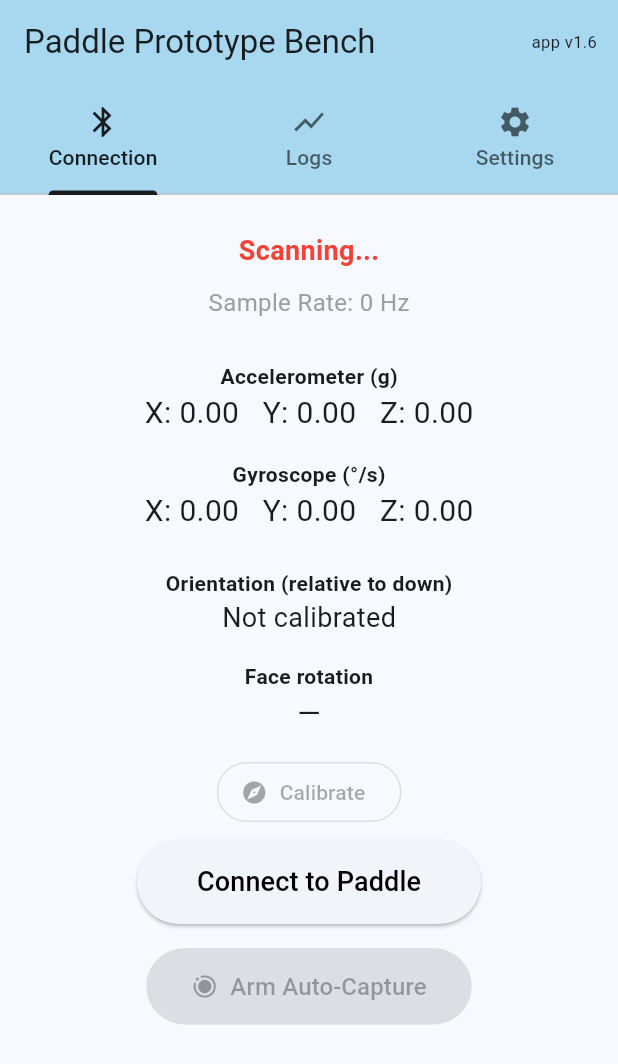
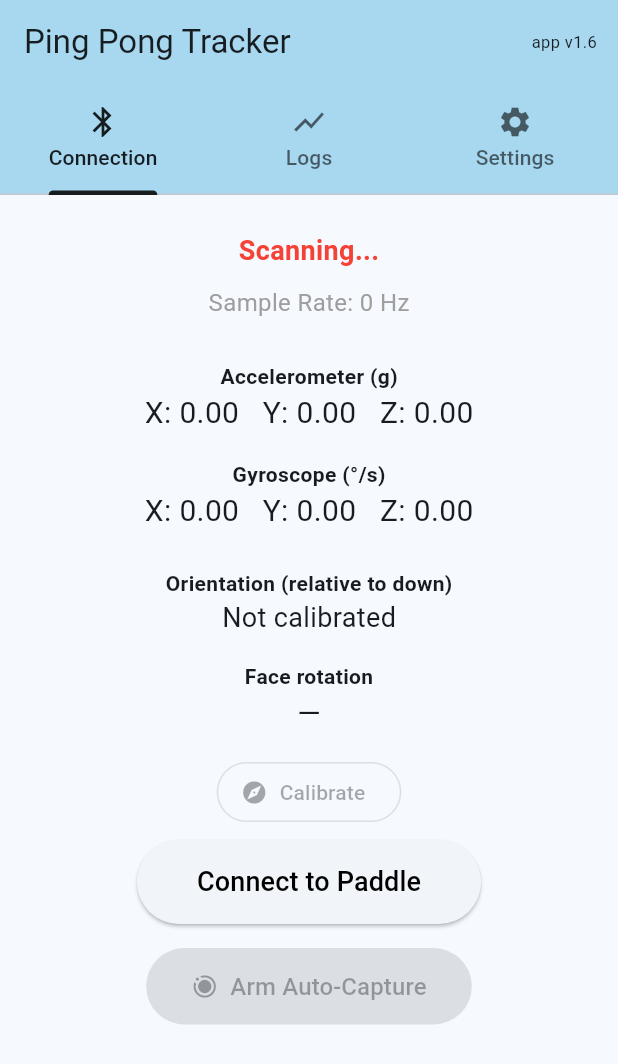
Before and after one commit to RuiqiLiu2014/ping-pong-tracker, a Flutter app: the screen it shows after launch, after a tap on "Connect to Paddle", on a phone screen of 412 x 824 dp. Shown: the top 1064 px of the screen. Run offline on Flutter 3.47's test engine with Material 3 defaults, Android fonts, the phone set to English and light mode, and no system bars; our stand-ins replace flutter_blue_plus, flutter_svg, share_plus, shared_preferences.

Commit message:
add third hardware image, change title to ping pong tracker, slight adjustment to settings order

```diff
--- a/app/lib/ble_screen_ui.dart
+++ b/app/lib/ble_screen_ui.dart
@@ -25,7 +25,7 @@ mixin _BleScreenUi on _BleScreenCore {
       },
       child: Scaffold(
         appBar: AppBar(
-          title: const Text('Paddle Prototype Bench'),
+          title: const Text('Ping Pong Tracker'),
           // Colours come from appBarTheme, so the bar follows the chosen theme
           // (bright blue for Blue; adaptive grey for Gray).
           actions: [
@@ -1436,6 +1436,10 @@ mixin _BleScreenUi on _BleScreenCore {
           ],
         ),
         const Divider(height: 24),
+        // Graphs to display (per-log chart checklist) + min y-axis floor
+        ..._graphsToDisplaySettings(),
+        const Divider(height: 24),
+        // Automatic logging — sits just above its capture-window setting.
         SwitchListTile(
           contentPadding: EdgeInsets.zero,
           title: const Text(
@@ -1446,9 +1450,6 @@ mixin _BleScreenUi on _BleScreenCore {
           value: _autoLoggingEnabled,
           onChanged: _setAutoLogging,
         ),
-        const Divider(height: 24),
-        // 4. Graphs to display (per-log chart checklist) + min y-axis floor
-        ..._graphsToDisplaySettings(),
         const Divider(height: 24),
         if (_autoLoggingEnabled)
           ..._autoCaptureSettings()
```
Also changed, not shown: docs/img/hardware3.png (added).
